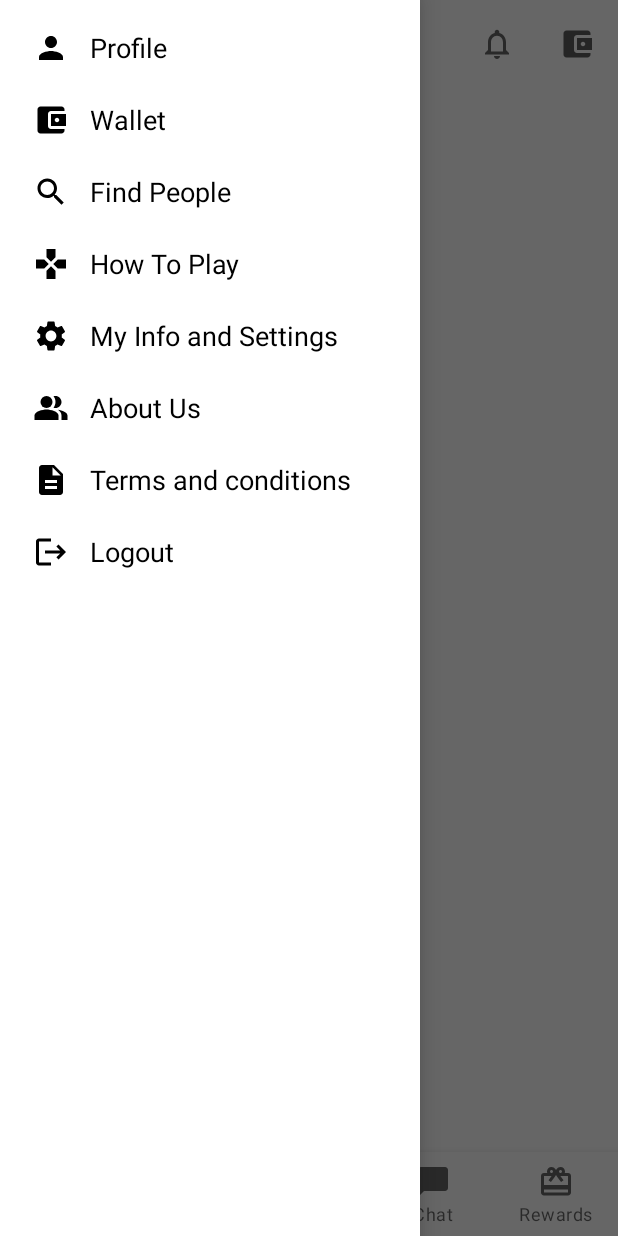
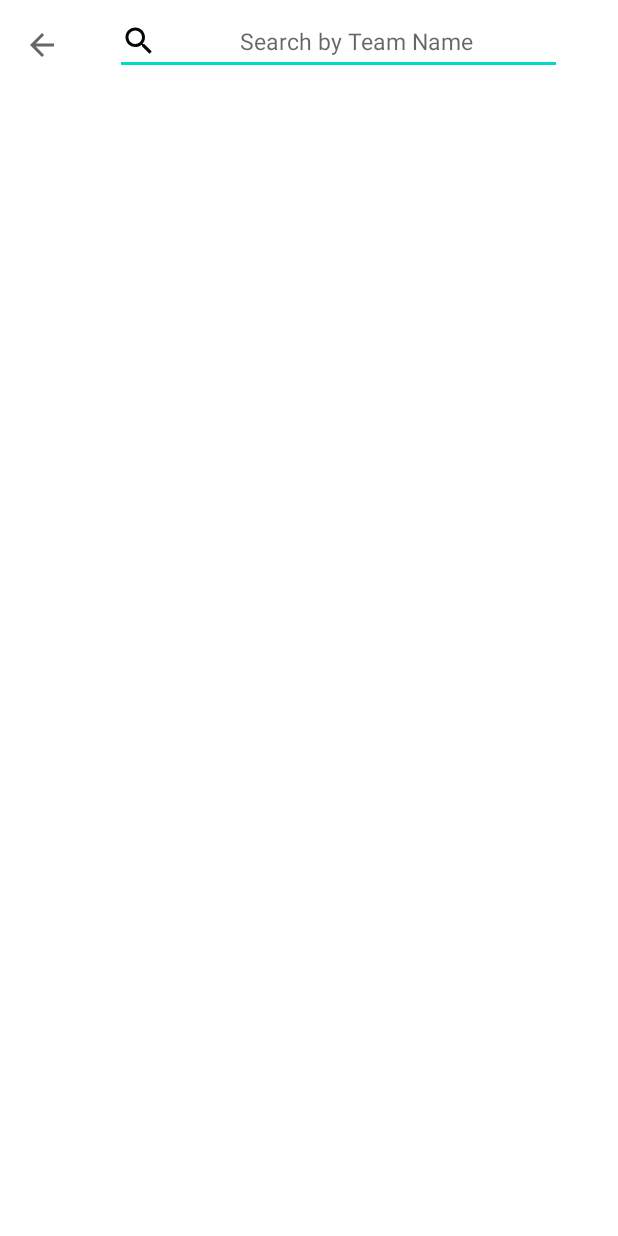
Before and after one commit to kribabli/ForEver11, an Android app: the screen it shows after launch (MainActivity before the commit, SearchActivity after it), in the side drawer, after a tap on "Find People", on a phone screen of 412 x 824 dp. Run offline under Robolectric (Android 15) with nearby library versions, the phone set to English and light mode, and no system bars.

Commit message:
1st time

```diff
--- a/app/src/main/java/com/example/yoyoiq/MainActivity.java
+++ b/app/src/main/java/com/example/yoyoiq/MainActivity.java
@@ -6,6 +6,7 @@ import android.os.Bundle;
 import android.view.MenuItem;
 import android.view.View;
 import android.widget.LinearLayout;
+import android.widget.SearchView;
 import android.widget.TextView;
 import android.widget.Toast;
 
@@ -25,19 +26,19 @@ public class MainActivity extends AppCompatActivity implements NavigationView.On
     private ActionBarDrawerToggle toggle;
     private NavigationView navigationView;
     LinearLayout mainActivityLayout;
-    TextView textView,notification;
+    TextView textView, notification;
 
     @Override
     protected void onCreate(Bundle savedInstanceState) {
         super.onCreate(savedInstanceState);
         setContentView(R.layout.activity_main);
-        textView=findViewById(R.id.walletTV);
-        notification=findViewById(R.id.notification);
+        textView = findViewById(R.id.walletTV);
+        notification = findViewById(R.id.notification);
 
         textView.setOnClickListener(new View.OnClickListener() {
             @Override
             public void onClick(View view) {
-                Intent intent=new Intent(MainActivity.this,AddCash.class);
+                Intent intent = new Intent(MainActivity.this, AddCash.class);
                 startActivity(intent);
             }
         });
@@ -45,7 +46,7 @@ public class MainActivity extends AppCompatActivity implements NavigationView.On
         notification.setOnClickListener(new View.OnClickListener() {
             @Override
             public void onClick(View view) {
-                Intent intent=new Intent(MainActivity.this,NotificationActivity.class);
+                Intent intent = new Intent(MainActivity.this, NotificationActivity.class);
                 startActivity(intent);
             }
         });
@@ -123,20 +124,21 @@ public class MainActivity extends AppCompatActivity implements NavigationView.On
     public boolean onNavigationItemSelected(@NonNull MenuItem item) {
         switch (item.getItemId()) {
             case R.id.profile:
-                Intent intent=new Intent(MainActivity.this,ProfileActivity.class);
+                Intent intent = new Intent(MainActivity.this, ProfileActivity.class);
                 startActivity(intent);
                 break;
             case R.id.wallet_item:
                 Toast.makeText(this, "Wallet", Toast.LENGTH_SHORT).show();
                 break;
             case R.id.search:
-                Toast.makeText(this, "Find People", Toast.LENGTH_SHORT).show();
+                Intent intent2 = new Intent(MainActivity.this, SearchActivity.class);
+                startActivity(intent2);
                 break;
             case R.id.howToPlay:
                 Toast.makeText(this, "How To Play", Toast.LENGTH_SHORT).show();
                 break;
             case R.id.infoSettings:
-                Intent intent1=new Intent(MainActivity.this,SettingsActivity.class);
+                Intent intent1 = new Intent(MainActivity.this, SettingsActivity.class);
                 startActivity(intent1);
                 break;
             case R.id.aboutUs:
--- a/app/src/main/res/layout/activity_search.xml
+++ b/app/src/main/res/layout/activity_search.xml
@@ -16,7 +16,6 @@
             android:orientation="horizontal"
             android:weightSum="10">
 
-
             <TextView
                 android:id="@+id/backPress"
                 android:layout_width="wrap_content"
@@ -24,21 +23,25 @@
                 android:background="@drawable/ic_baseline_arrow_back_24"
                 android:gravity="left" />
 
+            <View
+                android:layout_width="0dp"
+                android:layout_height="match_parent"
+                android:layout_weight="2" />
+
             <EditText
                 android:layout_width="wrap_content"
                 android:layout_height="wrap_content"
-                android:layout_weight="9"
+                android:layout_weight="6"
                 android:gravity="center"
+                android:drawableLeft="@drawable/ic_baseline_search_24"
                 android:hint="Search by Team Name"
                 android:textColor="@color/black"
                 android:textSize="15sp" />
 
-            <TextView
-                android:id="@+id/notification"
-                android:layout_width="wrap_content"
-                android:layout_height="wrap_content"
-                android:background="@drawable/ic_baseline_notifications_none_24"
-                android:gravity="right" />
+            <View
+                android:layout_width="0dp"
+                android:layout_height="match_parent"
+                android:layout_weight="2" />
 
         </LinearLayout>
 
```
Also changed, not shown: app/src/main/res/menu/search.xml (added, +10 -0 lines).
